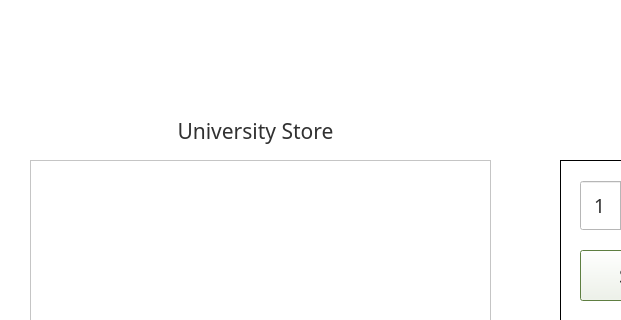
The window that schoolStore.ui (DannyCamacho/CollegeConnect) describes before a commit, drawn with Qt 5; both pictures show x 0 to 621 and y 0 to 320 of the 900 by 600 pixel window.
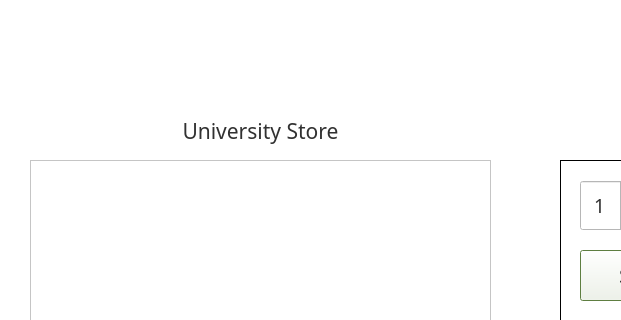
The same window after the commit. Icons and pictures are not drawn.

What changed in the file:
```diff
--- a/schoolStore.ui
+++ b/schoolStore.ui
@@ -463,7 +463,7 @@
      <rect>
       <x>30</x>
       <y>110</y>
-      <width>451</width>
+      <width>461</width>
       <height>41</height>
      </rect>
     </property>
@@ -478,7 +478,7 @@
       <rect>
        <x>0</x>
        <y>5</y>
-       <width>451</width>
+       <width>461</width>
        <height>31</height>
       </rect>
      </property>
```
